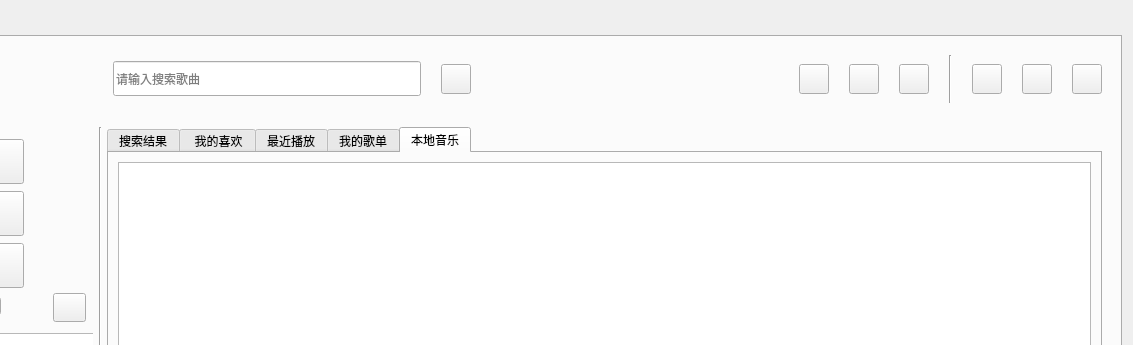
Old version of the form mainwidget.ui in the repository haojoy/MusicPlayer; both pictures show x 178 to 1311 and y 0 to 345 of the 1311 by 823 pixel window.
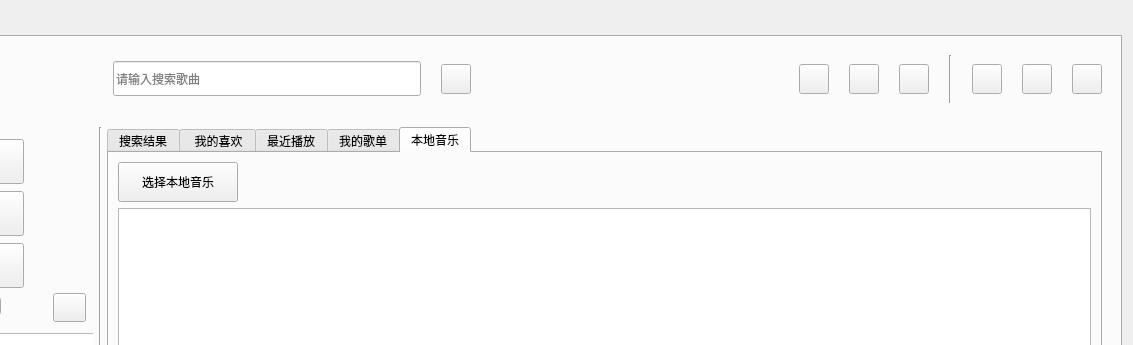
New version of the form. The open tabs and pages were chosen to show the change. Icons and pictures are not drawn. Custom widgets are drawn as their Qt base class.

The edit to the form file:
```diff
--- a/mainwidget.ui
+++ b/mainwidget.ui
@@ -1032,6 +1032,25 @@
                   <string>本地音乐</string>
                  </attribute>
                  <layout class="QVBoxLayout" name="verticalLayout_11">
+                  <item>
+                   <widget class="QPushButton" name="btn_selectlocal">
+                    <property name="minimumSize">
+                     <size>
+                      <width>120</width>
+                      <height>40</height>
+                     </size>
+                    </property>
+                    <property name="maximumSize">
+                     <size>
+                      <width>120</width>
+                      <height>40</height>
+                     </size>
+                    </property>
+                    <property name="text">
+                     <string>选择本地音乐</string>
+                    </property>
+                   </widget>
+                  </item>
                   <item>
                    <widget class="MyTableWidget" name="tableWidget_local">
                     <property name="sizePolicy">
```
